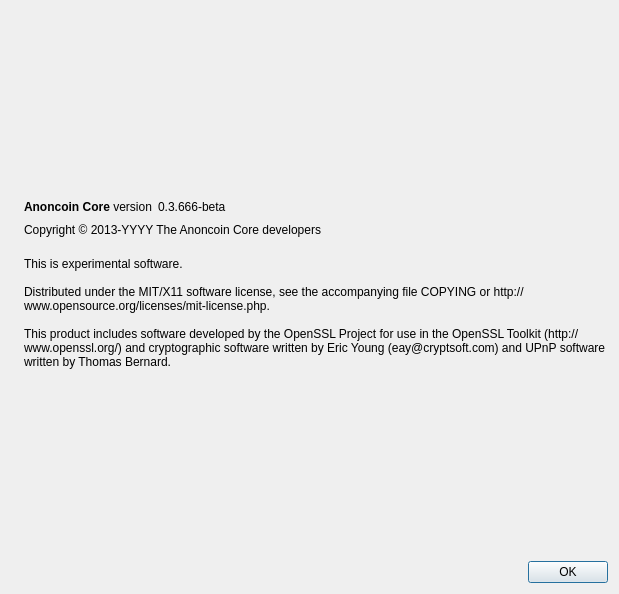
Before: the Qt Designer form src/qt/forms/aboutdialog.ui in Anoncoin/anoncoin, drawn with Qt 5.
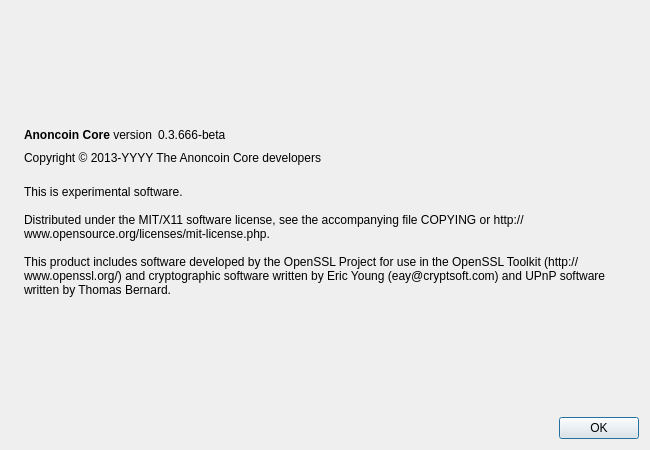
After: the same form once the commit is applied. Icons and pictures are not drawn.

```diff
--- a/src/qt/forms/aboutdialog.ui
+++ b/src/qt/forms/aboutdialog.ui
@@ -6,8 +6,8 @@
    <rect>
     <x>0</x>
     <y>0</y>
-    <width>619</width>
-    <height>594</height>
+    <width>650</width>
+    <height>450</height>
    </rect>
   </property>
   <property name="windowTitle">
```
